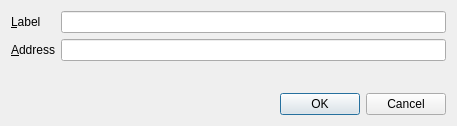
The window that forms/editaddressdialog.ui (talentdeveloper/qt-test) describes before a commit, drawn with Qt 5.
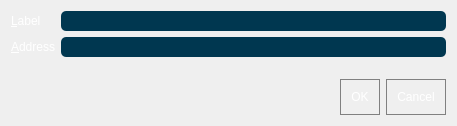
The same window after the commit. Custom widgets are drawn as their Qt base class.

```diff
--- a/forms/editaddressdialog.ui
+++ b/forms/editaddressdialog.ui
@@ -13,6 +13,9 @@
   <property name="windowTitle">
    <string>Edit Address</string>
   </property>
+  <property name="styleSheet">
+   <string notr="true">background:'#0a2634';</string>
+  </property>
   <layout class="QVBoxLayout" name="verticalLayout">
    <item>
     <layout class="QFormLayout" name="formLayout">
@@ -21,6 +24,9 @@
      </property>
      <item row="0" column="0">
       <widget class="QLabel" name="label">
+       <property name="styleSheet">
+        <string notr="true">color:white</string>
+       </property>
        <property name="text">
         <string>&amp;Label</string>
        </property>
@@ -32,12 +38,21 @@
      <item row="0" column="1">
       <widget class="QLineEdit" name="labelEdit">
        <property name="toolTip">
-        <string>The label associated with this address list entry</string>
+        <string>The label associated with this address book entry</string>
+       </property>
+       <property name="styleSheet">
+        <string notr="true">background:#003750;
+color:white;
+padding:2px;
+border-radius:5px;</string>
        </property>
       </widget>
      </item>
      <item row="1" column="0">
       <widget class="QLabel" name="label_2">
+       <property name="styleSheet">
+        <string notr="true">color:white</string>
+       </property>
        <property name="text">
         <string>&amp;Address</string>
        </property>
@@ -47,9 +62,15 @@
       </widget>
      </item>
      <item row="1" column="1">
-      <widget class="QValidatedLineEdit" name="addressEdit">
+      <widget class="QLineEdit" name="addressEdit">
        <property name="toolTip">
-        <string>The address associated with this address list entry. This can only be modified for sending addresses.</string>
+        <string>The address associated with this address book entry. This can only be modified for sending addresses.</string>
+       </property>
+       <property name="styleSheet">
+        <string notr="true">background:#003750;
+color:white;
+padding:2px;
+border-radius:5px;</string>
        </property>
       </widget>
      </item>
@@ -57,6 +78,50 @@
    </item>
    <item>
     <widget class="QDialogButtonBox" name="buttonBox">
+     <property name="styleSheet">
+      <string notr="true">QPushButton { 
+ background-color: &quot;#002d3f&quot;;
+	border:1px solid gray;
+	color:white;
+	outline: none;
+	padding:10px;
+}
+
+QPushButton:pressed {
+   background-color: &quot;#002d3f&quot;;
+border:1px solid gray;
+	color:white;
+
+}
+QPushButton:focus:pressed { 
+    background: &quot;#003750&quot;;
+	border:1px solid #0adbf0;
+	color:white;
+
+ }
+QPushButton:focus { 
+   background-color: &quot;#002d3f&quot;;
+	border:1px solid gray;
+	color:white;
+
+}
+QPushButton:hover {
+     background-color: &quot;#002d3f&quot;;
+	border:1px solid #0adbf0;
+ }
+QPushButton:checked { 
+     background-color: &quot;#002d3f&quot;;
+border:1px solid gray;
+	color:white;
+
+ }
+QPushButton:disabled { 
+    background:'#0a2634';
+color:gray;
+border:1px solid gray;
+ }
+</string>
+     </property>
      <property name="orientation">
       <enum>Qt::Horizontal</enum>
      </property>
@@ -67,13 +132,6 @@
    </item>
   </layout>
  </widget>
- <customwidgets>
-  <customwidget>
-   <class>QValidatedLineEdit</class>
-   <extends>QLineEdit</extends>
-   <header>qt/qvalidatedlineedit.h</header>
-  </customwidget>
- </customwidgets>
  <resources/>
  <connections>
   <connection>
```
Left out of the diff: 16 changed lines with no effect on the pictures.
